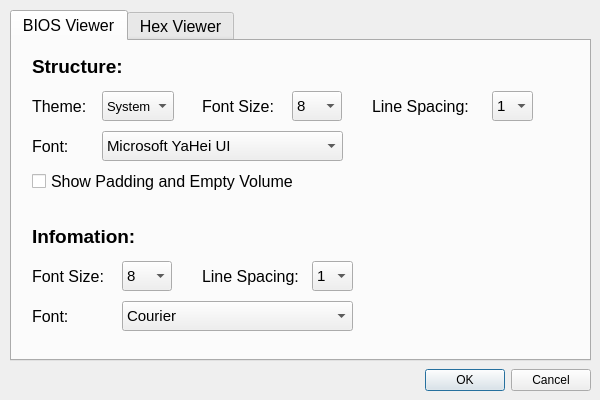
Old version of the form Window/SettingsDialog.ui in the repository stephan-zhuchen/BIOS-Viewer.
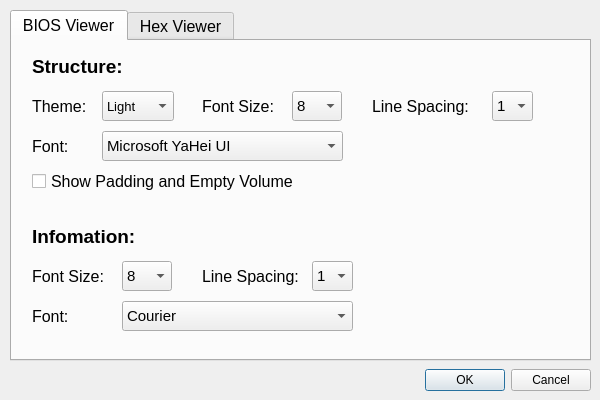
New version of the form. Icons and pictures are not drawn.

What changed in the file:
```diff
--- a/Window/SettingsDialog.ui
+++ b/Window/SettingsDialog.ui
@@ -107,11 +107,6 @@
        <pointsize>10</pointsize>
       </font>
      </property>
-     <item>
-      <property name="text">
-       <string>System</string>
-      </property>
-     </item>
      <item>
       <property name="text">
        <string>Light</string>
```
Left out of the diff: 10 changed lines with no effect on the pictures.
